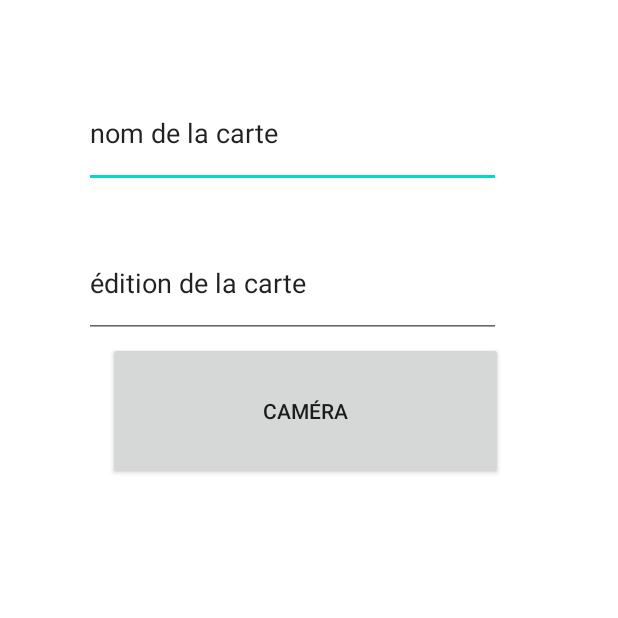
After one commit to Chypri1/App-Yu-Gi-Oh-, an Android app: the EnregistrerCarte screen opened directly, with no data from a screen before it, on a phone screen of 412 x 824 dp, the top half of it. The commit adds this screen. Run offline under Robolectric (Android 15) with nearby library versions, the light colour scheme and no system bars.

Commit message:
ajout caméra
faut voir si ca fonctionne

```diff
--- /dev/null
+++ b/app/src/main/java/com/example/appyugioh/interfaceGraphique/EnregistrerCarte.java
@@ -0,0 +1,109 @@
+package com.example.appyugioh.interfacegraphique;
+
+import android.annotation.SuppressLint;
+import android.app.Activity;
+import android.content.Context;
+import android.content.Intent;
+import android.graphics.Bitmap;
+import android.graphics.BitmapFactory;
+import android.hardware.Camera;
+import android.hardware.camera2.*;
+
+import android.net.Uri;
+import android.os.Bundle;
+import android.os.Environment;
+import android.provider.MediaStore;
+import android.service.media.CameraPrewarmService;
+import android.view.SurfaceView;
+import android.view.View;
+import android.widget.Button;
+import android.widget.EditText;
+import android.widget.ImageView;
+import android.widget.LinearLayout;
+
+
+import com.example.appyugioh.R;
+
+
+public class EnregistrerCarte extends Activity {
+
+    private static final int RETOUR_PRENDRE_PHOTO = 1;
+    protected EditText nomCarte;
+
+    protected EditText nomEdition;
+
+    protected LinearLayout layoutResultatCam;
+
+    protected ImageView imageCam;
+
+    protected Button boutonAccesCamera;
+
+    private String photoPath = null;
+
+
+    @Override
+    protected void onCreate(Bundle savedInstanceState) {
+        super.onCreate(savedInstanceState);
+        setContentView(R.layout.enregistrercarte);
+
+        nomCarte = findViewById(R.id.nomCarte);
+
+        nomEdition = findViewById(R.id.nomEdition);
+
+        layoutResultatCam = findViewById(R.id.layoutResultatCam);
+
+        imageCam = findViewById(R.id.imageCam);
+
+        boutonAccesCamera = findViewById(R.id.boutonAccesCamera);
+
+        boutonAccesCamera.setOnClickListener(new View.OnClickListener() {
+            @Override
+            public void onClick(View v) {
+                prendreUnePhoto();
+            }
+        });
+    }
+
+
+    private void prendreUnePhoto()  {
+
+            Intent intent = new Intent(MediaStore.ACTION_IMAGE_CAPTURE);
+
+            if (intent.resolveActivity(getPackageManager()) != null) {
+                // Récupérer l'ID de la caméra frontale
+                String frontCameraId = null ;
+                CameraManager manager = (CameraManager) getSystemService(Context.CAMERA_SERVICE);
+                try {
+                    for (String cameraId : manager.getCameraIdList()) {
+                        CameraCharacteristics characteristics = manager.getCameraCharacteristics(cameraId);
+                        if (characteristics.get(CameraCharacteristics.LENS_FACING) == CameraCharacteristics.LENS_FACING_FRONT) {
+                            // Caméra frontale trouvée
+                            frontCameraId = cameraId;
+                            break;
+                        }
+                    }
+                } catch (CameraAccessException e) {
+                    e.printStackTrace();
+                }
+
+                if (frontCameraId != null) {
+                    // La caméra frontale a été trouvée, vous pouvez maintenant l'utiliser
+                } else {
+                    // Aucune caméra frontale disponible
+                }
+            }
+        }
+
+
+    @Override
+    protected void onActivityResult(int requestCode, int resultCode, Intent data)
+    {
+        super.onActivityResult(requestCode,resultCode,data);
+        if(requestCode == RETOUR_PRENDRE_PHOTO && resultCode == RESULT_OK)
+        {
+            Bitmap image = BitmapFactory.decodeFile(photoPath);
+
+            imageCam.setImageBitmap(image);
+        }
+    }
+}
--- /dev/null
+++ b/app/src/main/res/layout/enregistrercarte.xml
@@ -0,0 +1,75 @@
+<?xml version="1.0" encoding="utf-8"?>
+<androidx.drawerlayout.widget.DrawerLayout xmlns:android="http://schemas.android.com/apk/res/android"
+    xmlns:app="http://schemas.android.com/apk/res-auto"
+    xmlns:tools="http://schemas.android.com/tools"
+    android:id="@+id/drawerLayout"
+    android:layout_width="match_parent"
+    android:layout_height="match_parent">
+
+    <androidx.constraintlayout.widget.ConstraintLayout
+        android:layout_width="match_parent"
+        android:layout_height="match_parent"
+        android:orientation="vertical">
+
+        <EditText
+            android:id="@+id/nomCarte"
+            android:layout_width="278dp"
+            android:layout_height="73dp"
+            android:layout_marginStart="56dp"
+            android:layout_marginTop="52dp"
+            android:ems="10"
+            android:inputType="text"
+            android:text="@string/nom_carte"
+            app:layout_constraintStart_toStartOf="parent"
+            app:layout_constraintTop_toTopOf="parent"
+            tools:ignore="InvalidId" />
+
+        <EditText
+            android:id="@+id/nomEdition"
+            android:layout_width="278dp"
+            android:layout_height="73dp"
+            android:layout_marginStart="56dp"
+            android:layout_marginTop="152dp"
+            android:ems="10"
+            android:inputType="text"
+            android:text="@string/edition"
+            app:layout_constraintStart_toStartOf="parent"
+            app:layout_constraintTop_toTopOf="parent"
+            tools:ignore="InvalidId" />
+
+        <LinearLayout
+            android:id="@+id/layoutResultatCam"
+            android:layout_width="416dp"
+            android:layout_height="400dp"
+            android:layout_marginTop="333dp"
+            android:orientation="vertical"
+            app:layout_constraintStart_toStartOf="parent"
+            app:layout_constraintTop_toTopOf="parent">
+
+            <ImageView
+                android:id="@+id/imageCam"
+                android:layout_width="match_parent"
+                android:layout_height="wrap_content"
+                 />
+        </LinearLayout>
+
+        <Button
+            android:id="@+id/boutonAccesCamera"
+            android:layout_width="263dp"
+            android:layout_height="92dp"
+            android:layout_marginStart="72dp"
+            android:layout_marginTop="228dp"
+            android:text="@string/camera"
+            app:layout_constraintStart_toStartOf="parent"
+            app:layout_constraintTop_toTopOf="parent" />
+    </androidx.constraintlayout.widget.ConstraintLayout>
+
+    <com.google.android.material.navigation.NavigationView
+        android:id="@+id/nav_view"
+        android:layout_width="wrap_content"
+        android:layout_height="match_parent"
+        android:layout_gravity="start"
+        app:headerLayout="@layout/nav_header"
+        app:menu="@layout/nav_menu"
+        tools:ignore="MissingConstraints" />
+</androidx.drawerlayout.widget.DrawerLayout>
--- a/app/src/main/res/layout/nav_menu.xml
+++ b/app/src/main/res/layout/nav_menu.xml
@@ -28,5 +28,10 @@
             android:layout_width="match_parent"
             android:layout_height="wrap_content"
             android:title="mes cartes" />
+        <item
+            android:id="@+id/menu_bouton_enregistrer_carte"
+            android:layout_width="match_parent"
+            android:layout_height="wrap_content"
+            android:title="Enregistrer carte" />
     </group>
 </menu>
--- a/app/src/main/res/values/strings.xml
+++ b/app/src/main/res/values/strings.xml
@@ -1,4 +1,7 @@
 <resources>
     <string name="app_name">AppYuGiOh</string>
     <string name="recherche_de_carte">recherche de carte</string>
+    <string name="nom_carte">nom de la carte</string>
+    <string name="edition">édition de la carte</string>
+    <string name="camera">caméra</string>
 </resources>
--- /dev/null
+++ b/app/src/main/res/xml/provider_paths.xml
@@ -0,0 +1,4 @@
+<?xml version="1.0" encoding="utf-8"?>
+<paths>
+    <external-path name="file" path="."/>
+</paths>
```
Also changed, not shown: app/src/main/AndroidManifest.xml (+12 -11 lines), app/src/main/java/com/example/appyugioh/interfaceGraphique/MainActivity.java (+17 -9 lines).
